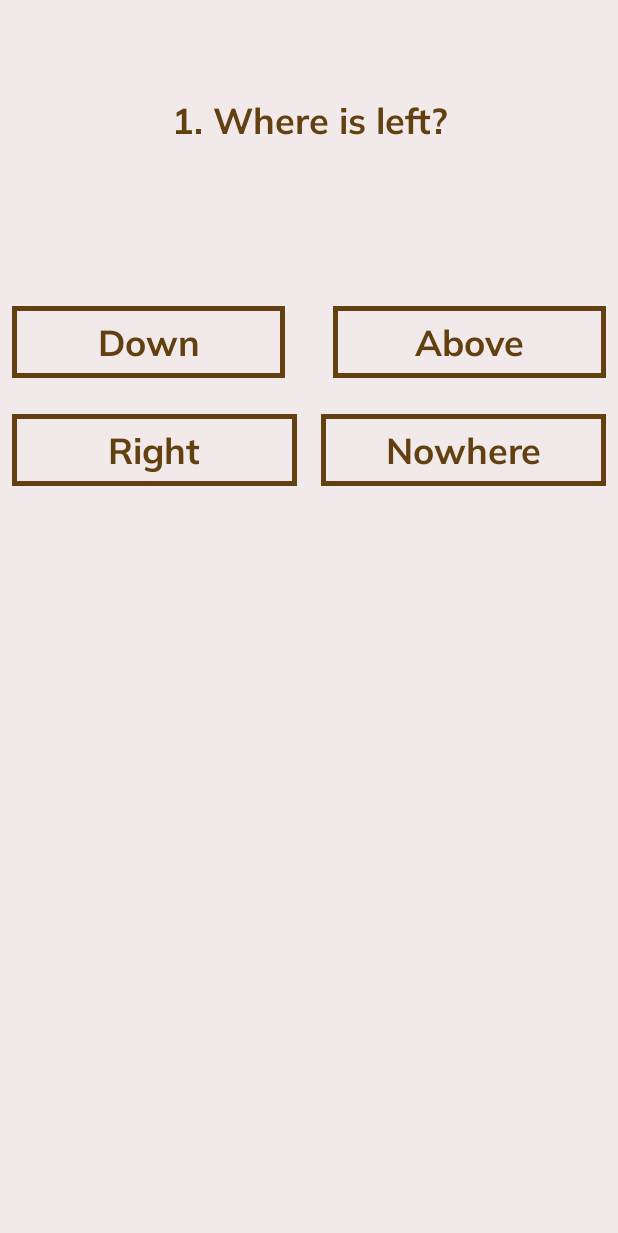
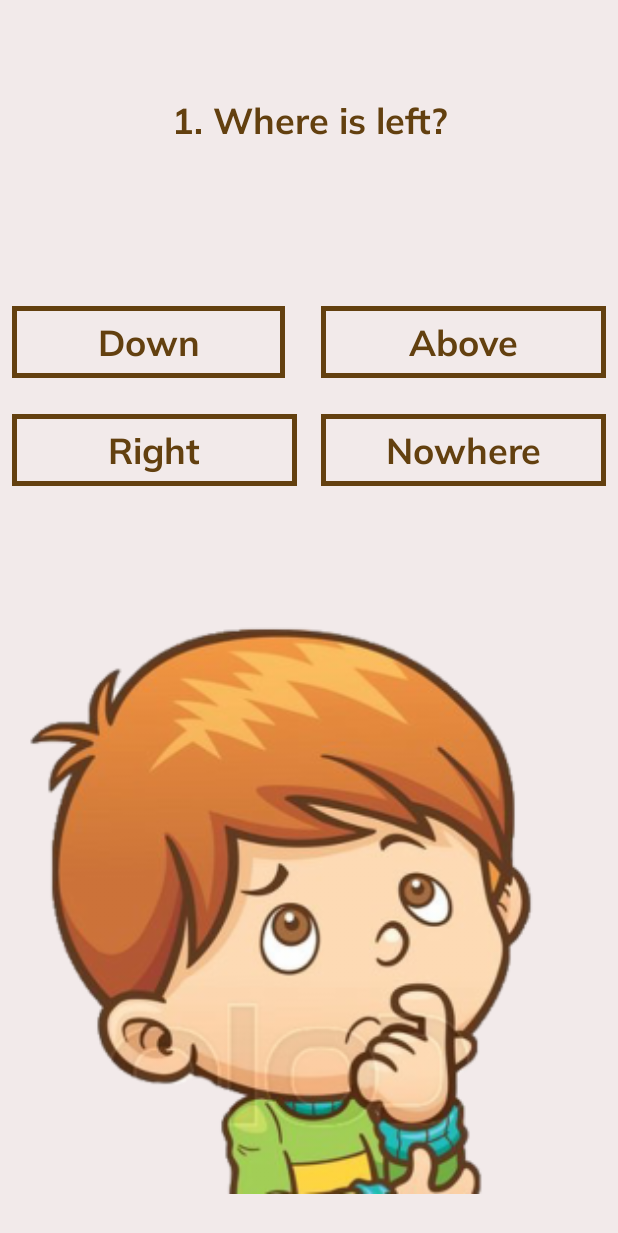
Before and after one commit to yafi38/The-200-IQ-Challenge, an Android app: the GameActivity screen opened directly, with no data from a screen before it, after a tap on "Down", on a phone screen of 412 x 824 dp. Shown: the top 1233 px of the screen. Run offline under Robolectric (Android 15) with nearby library versions, the phone set to English and light mode, and no system bars.

Commit message:
Changed Design Completely

```diff
--- a/app/src/main/java/com/practice/yafi/the200iqchallenge/Controller/EndActivity.kt
+++ b/app/src/main/java/com/practice/yafi/the200iqchallenge/Controller/EndActivity.kt
@@ -14,6 +14,7 @@ class EndActivity : AppCompatActivity() {
     }
 
     fun backToMenu(view: View) {
+        Thread.sleep(100)
         val menuIntent = Intent(this, MenuActivity::class.java)
         finish()
         startActivity(menuIntent)
--- a/app/src/main/java/com/practice/yafi/the200iqchallenge/Controller/GameActivity.kt
+++ b/app/src/main/java/com/practice/yafi/the200iqchallenge/Controller/GameActivity.kt
@@ -42,7 +42,7 @@ class GameActivity : AppCompatActivity() {
     }
 
     fun optionButton1Clicked(view: View) {
-        Thread.sleep(250)
+        Thread.sleep(100)
         if(questions[currentQuestionNo].answer == 1) {
             currentQuestionNo++
             loadQuestion()
@@ -52,7 +52,7 @@ class GameActivity : AppCompatActivity() {
     }
 
     fun optionButton2Clicked(view: View) {
-        Thread.sleep(250)
+        Thread.sleep(100)
         if(questions[currentQuestionNo].answer == 2) {
             currentQuestionNo++
             loadQuestion()
@@ -62,7 +62,7 @@ class GameActivity : AppCompatActivity() {
     }
 
     fun optionButton3Clicked(view: View) {
-        Thread.sleep(250)
+        Thread.sleep(100)
         if(questions[currentQuestionNo].answer == 3) {
             currentQuestionNo++
             loadQuestion()
@@ -72,7 +72,7 @@ class GameActivity : AppCompatActivity() {
     }
 
     fun optionButton4Clicked(view: View) {
-        Thread.sleep(250)
+        Thread.sleep(100)
         if(questions[currentQuestionNo].answer == 4) {
             currentQuestionNo++
             loadQuestion()
--- a/app/src/main/java/com/practice/yafi/the200iqchallenge/Controller/MenuActivity.kt
+++ b/app/src/main/java/com/practice/yafi/the200iqchallenge/Controller/MenuActivity.kt
@@ -15,6 +15,7 @@ class MenuActivity : AppCompatActivity() {
     }
 
     fun playButtonClicked(view: View) {
+        Thread.sleep(100)
         val gameIntent = Intent(this, GameActivity::class.java)
         startActivity(gameIntent)
     }
--- /dev/null
+++ b/app/src/main/res/drawable/button_text.xml
@@ -0,0 +1,6 @@
+<?xml version="1.0" encoding="utf-8"?>
+<selector xmlns:android="http://schemas.android.com/apk/res/android">
+    <item android:state_focused="true" android:state_pressed="true" android:color="@android:color/white" />
+    <item android:state_focused="false" android:state_pressed="true" android:color="@android:color/white" />
+    <item android:color="@color/colorPrimaryDark" />
+</selector>
--- a/app/src/main/res/drawable/checked.xml
+++ b/app/src/main/res/drawable/checked.xml
@@ -1,6 +1,6 @@
 <?xml version="1.0" encoding="utf-8"?>
 <shape xmlns:android="http://schemas.android.com/apk/res/android">
-    <solid android:color="@android:color/darker_gray" />
-    <stroke android:color="@color/colorPrimaryDark"
+    <solid android:color="@color/colorPrimaryDark" />
+    <stroke android:color="@android:color/white"
         android:width="3dp" />
 </shape>
--- a/app/src/main/res/layout/activity_end.xml
+++ b/app/src/main/res/layout/activity_end.xml
@@ -4,7 +4,7 @@
     xmlns:tools="http://schemas.android.com/tools"
     android:layout_width="match_parent"
     android:layout_height="match_parent"
-    android:background="@color/colorPrimaryDark"
+    android:background="@color/colorPrimary"
     tools:context=".Controller.EndActivity">
 
     <TextView
@@ -47,7 +47,7 @@
         android:layout_marginBottom="8dp"
         android:layout_marginEnd="8dp"
         android:layout_marginStart="8dp"
-        android:background="@drawable/checked"
+        android:background="@drawable/button_checked"
         android:onClick="backToMenu"
         android:text="Back to Menu"
         app:layout_constraintBottom_toBottomOf="parent"
--- a/app/src/main/res/layout/activity_game.xml
+++ b/app/src/main/res/layout/activity_game.xml
@@ -53,7 +53,7 @@
         android:layout_width="0dp"
         android:layout_height="0dp"
         android:layout_marginEnd="8dp"
-        android:layout_marginStart="16dp"
+        android:layout_marginStart="8dp"
         android:background="@drawable/button_checked"
         android:onClick="optionButton2Clicked"
         android:paddingLeft="5dp"
@@ -92,4 +92,18 @@
         app:layout_constraintStart_toStartOf="parent"
         app:layout_constraintTop_toTopOf="parent"
         tools:text="Question will go here. Checking multiple lines" />
+
+    <ImageView
+        android:id="@+id/imageView3"
+        android:layout_width="0dp"
+        android:layout_height="0dp"
+        android:layout_marginEnd="8dp"
+        android:layout_marginStart="8dp"
+        android:layout_marginTop="48dp"
+        app:layout_constraintBottom_toBottomOf="parent"
+        app:layout_constraintDimensionRatio="1:1"
+        app:layout_constraintEnd_toEndOf="parent"
+        app:layout_constraintStart_toStartOf="parent"
+        app:layout_constraintTop_toBottomOf="@+id/optionButton4"
+        app:srcCompat="@drawable/thinking_trans" />
 </android.support.constraint.ConstraintLayout>
--- a/app/src/main/res/values/styles.xml
+++ b/app/src/main/res/values/styles.xml
@@ -7,7 +7,7 @@
         <item name="colorPrimaryDark">@color/colorPrimaryDark</item>
         <item name="colorAccent">@color/colorAccent</item>
         <item name="android:fontFamily">@font/muli_bold</item>
-        <item name="android:textColor">@color/colorPrimaryDark</item>
+        <item name="android:textColor">@drawable/button_text</item>
         <item name="android:textSize">24sp</item>
         <item name="android:textAllCaps">false</item>
     </style>
```
